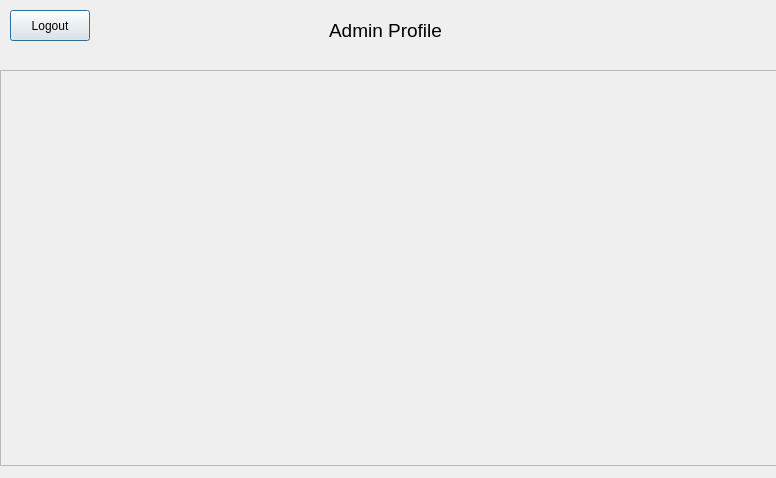
Above: admin_profile.ui from OmriWebber/CovidApp before the change. Below: the same form after it.
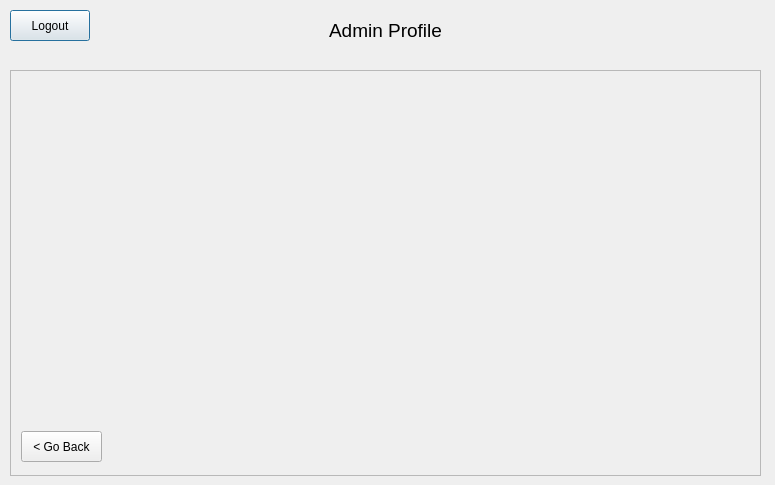
That is the form after the change. The open tabs and pages were chosen to show the change.

Commit message: Added event logging and add log section to admin page

The edit to the form file:
```diff
--- a/admin_profile.ui
+++ b/admin_profile.ui
@@ -9,10 +9,16 @@
    <rect>
     <x>0</x>
     <y>0</y>
-    <width>776</width>
-    <height>478</height>
+    <width>775</width>
+    <height>485</height>
    </rect>
   </property>
+  <property name="sizePolicy">
+   <sizepolicy hsizetype="Preferred" vsizetype="Preferred">
+    <horstretch>0</horstretch>
+    <verstretch>0</verstretch>
+   </sizepolicy>
+  </property>
   <property name="acceptDrops">
    <bool>false</bool>
   </property>
@@ -68,10 +74,10 @@
   <widget class="QStackedWidget" name="stackedWidget">
    <property name="geometry">
     <rect>
-     <x>0</x>
+     <x>10</x>
      <y>70</y>
-     <width>781</width>
-     <height>401</height>
+     <width>751</width>
+     <height>411</height>
     </rect>
    </property>
    <property name="currentIndex">
@@ -122,7 +128,7 @@
     <property name="styleSheet">
      <string notr="true"/>
     </property>
-    <layout class="QGridLayout" name="gridLayout">
+    <layout class="QGridLayout">
      <property name="leftMargin">
       <number>0</number>
      </property>
@@ -138,8 +144,14 @@
      <property name="horizontalSpacing">
       <number>5</number>
      </property>
-     <item row="0" column="0">
+     <item row="1" column="0">
       <widget class="QScrollArea" name="scrollArea">
+       <property name="sizePolicy">
+        <sizepolicy hsizetype="Preferred" vsizetype="Preferred">
+         <horstretch>0</horstretch>
+         <verstretch>0</verstretch>
+        </sizepolicy>
+       </property>
        <property name="widgetResizable">
         <bool>true</bool>
        </property>
@@ -148,17 +160,23 @@
          <rect>
           <x>0</x>
           <y>0</y>
-          <width>779</width>
-          <height>394</height>
+          <width>749</width>
+          <height>404</height>
          </rect>
         </property>
-        <widget class="QWidget" name="layoutWidget">
+        <property name="sizePolicy">
+         <sizepolicy hsizetype="Expanding" vsizetype="Expanding">
+          <horstretch>0</horstretch>
+          <verstretch>0</verstretch>
+         </sizepolicy>
+        </property>
+        <widget class="QWidget" name="formLayoutWidget">
          <property name="geometry">
           <rect>
-           <x>20</x>
-           <y>0</y>
+           <x>10</x>
+           <y>20</y>
            <width>731</width>
-           <height>391</height>
+           <height>321</height>
           </rect>
          </property>
          <layout class="QFormLayout" name="formLayout">
@@ -171,14 +189,21 @@
           <property name="rowWrapPolicy">
            <enum>QFormLayout::WrapAllRows</enum>
           </property>
-          <property name="horizontalSpacing">
-           <number>2</number>
-          </property>
-          <property name="verticalSpacing">
-           <number>5</number>
-          </property>
          </layout>
         </widget>
+        <widget class="QPushButton" name="pushButton_goBack">
+         <property name="geometry">
+          <rect>
+           <x>10</x>
+           <y>360</y>
+           <width>81</width>
+           <height>31</height>
+          </rect>
+         </property>
+         <property name="text">
+          <string>&lt; Go Back</string>
+         </property>
+        </widget>
        </widget>
       </widget>
      </item>
```
Left out of the diff: 60 changed lines with no effect on the pictures. The commit also changes 13 other files.
